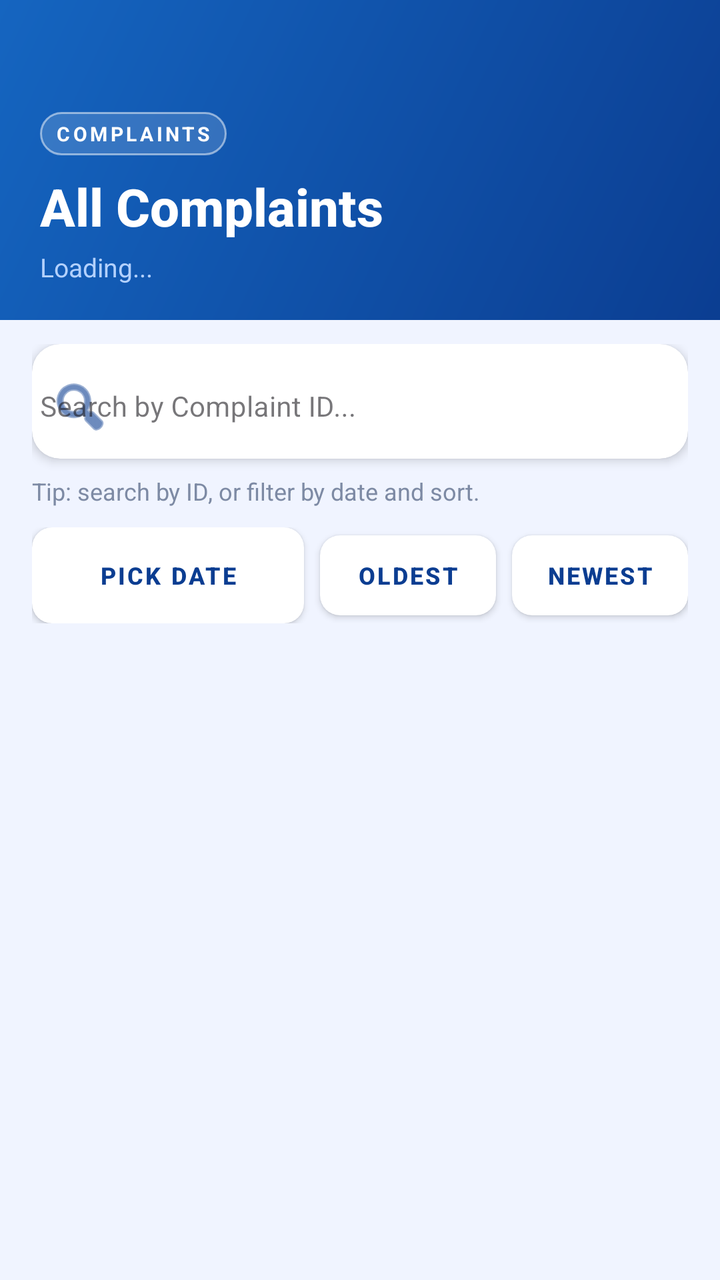
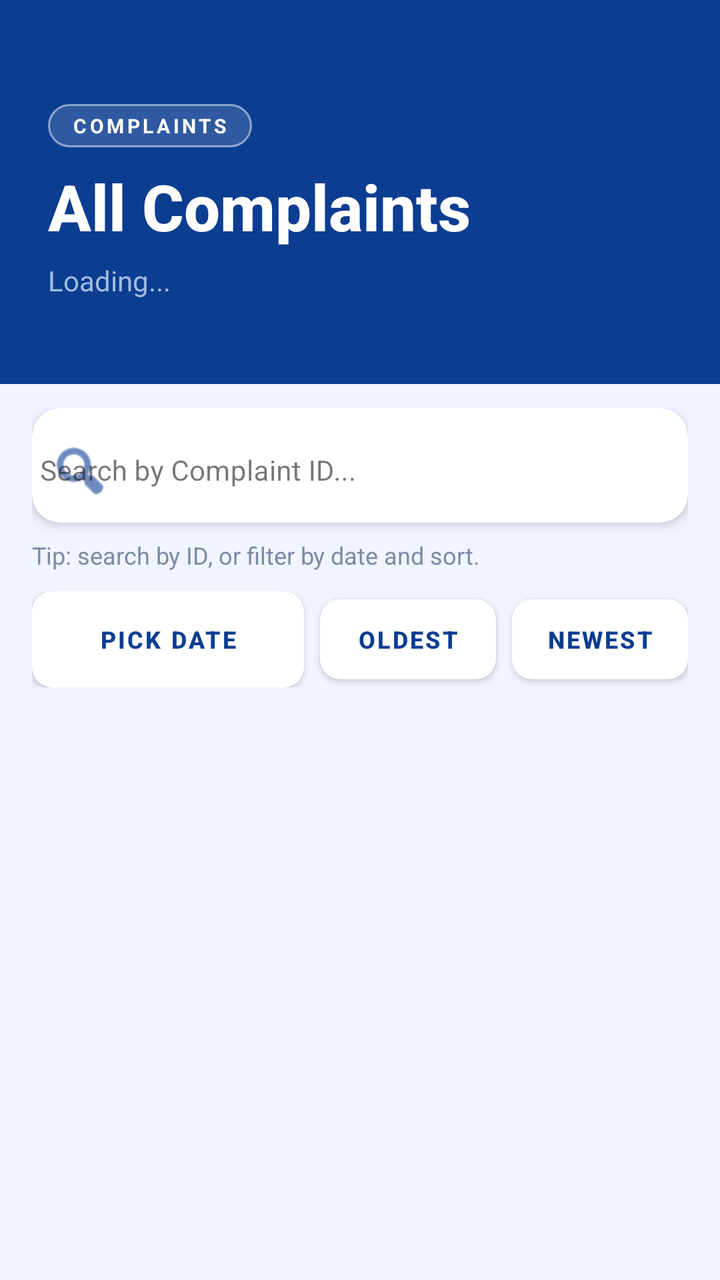

Compare the two renders of this Android layout. The source of the first and the diff that turns it into the second are given below.
<!-- AndroidManifest.xml: application theme Theme.MyGIDC -->
<!-- res/layout/activity_complaint_list.xml -->
<?xml version="1.0" encoding="utf-8"?>

<androidx.coordinatorlayout.widget.CoordinatorLayout
    xmlns:android="http://schemas.android.com/apk/res/android"
    xmlns:app="http://schemas.android.com/apk/res-auto"
    android:layout_width="match_parent"
    android:layout_height="match_parent"
    android:background="#F0F4FF">

    <com.google.android.material.appbar.AppBarLayout
        android:id="@+id/appBarLayout"
        android:layout_width="match_parent"
        android:layout_height="wrap_content"
        android:background="@android:color/transparent"
        app:elevation="0dp">

        <com.google.android.material.appbar.CollapsingToolbarLayout
            android:layout_width="match_parent"
            android:layout_height="160dp"
            app:layout_scrollFlags="scroll|exitUntilCollapsed"
            app:contentScrim="#0B3D91">

            

            

            <LinearLayout
                android:layout_width="match_parent"
                android:layout_height="172dp"
                android:background="@drawable/header_gradient"
                android:orientation="vertical"
                app:layout_collapseMode="parallax">

                


                <androidx.constraintlayout.widget.ConstraintLayout
                    android:layout_width="match_parent"
                    android:layout_height="170dp"
                    android:layout_marginTop="12dp"
                    app:layout_collapseMode="parallax">

                    
                    <TextView
                        android:id="@+id/tvPill"
                        android:layout_width="wrap_content"
                        android:layout_height="wrap_content"
                        android:layout_marginStart="20dp"
                        android:layout_marginTop="44dp"
                        android:background="@drawable/pill_white_outline"
                        android:letterSpacing="0.15"
                        android:paddingTop="4dp"
                        android:paddingBottom="4dp"
                        android:text="  COMPLAINTS  "
                        android:textColor="#FFFFFF"
                        android:textSize="10sp"
                        android:textStyle="bold"
                        app:layout_constraintStart_toStartOf="parent"
                        app:layout_constraintTop_toTopOf="parent" />

                    <TextView
                        android:id="@+id/tvTitle"
                        android:layout_width="wrap_content"
                        android:layout_height="wrap_content"
                        android:layout_marginStart="20dp"
                        android:layout_marginTop="8dp"
                        android:fontFamily="sans-serif-medium"
                        android:text="All Complaints"
                        android:textColor="#FFFFFF"
                        android:textSize="26sp"
                        android:textStyle="bold"
                        app:layout_constraintStart_toStartOf="parent"
                        app:layout_constraintTop_toBottomOf="@id/tvPill" />

                    <TextView
                        android:id="@+id/tvSubtitle"
                        android:layout_width="wrap_content"
                        android:layout_height="wrap_content"
                        android:layout_marginStart="20dp"
                        android:layout_marginTop="4dp"
                        android:fontFamily="sans-serif"
                        android:text="Loading..."
                        android:textColor="#B3D1FF"
                        android:textSize="13sp"
                        app:layout_constraintStart_toStartOf="parent"
                        app:layout_constraintTop_toBottomOf="@id/tvTitle" />

                    <com.google.android.material.button.MaterialButton
                        android:id="@+id/btnViewAll"
                        android:layout_width="wrap_content"
                        android:layout_height="36dp"
                        android:layout_marginEnd="20dp"
                        android:text="View All"
                        android:textColor="#0B3D91"
                        android:textSize="11sp"
                        android:textStyle="bold"
                        android:letterSpacing="0.05"
                        android:paddingStart="14dp"
                        android:paddingEnd="14dp"
                        android:insetTop="0dp"
                        android:insetBottom="0dp"
                        android:visibility="gone"
                        app:backgroundTint="#FFFFFF"
                        app:cornerRadius="18dp"
                        app:icon="@drawable/ic_visibility"
                        app:iconTint="#0B3D91"
                        app:iconSize="14dp"
                        app:iconPadding="6dp"
                        app:rippleColor="#260B3D91"
                        app:strokeColor="#B3D1FF"
                        app:strokeWidth="1dp"
                        app:layout_constraintEnd_toEndOf="parent"
                        app:layout_constraintBottom_toBottomOf="@id/tvSubtitle"
                        app:layout_constraintTop_toTopOf="@id/tvTitle" />

                </androidx.constraintlayout.widget.ConstraintLayout>
            </LinearLayout>

            <androidx.appcompat.widget.Toolbar
                android:id="@+id/toolbar"
                android:layout_width="match_parent"
                android:layout_height="?attr/actionBarSize"
                app:layout_collapseMode="pin"
                app:navigationIconTint="#FFFFFF"
                app:popupTheme="@style/ThemeOverlay.AppCompat.Light" />

        </com.google.android.material.appbar.CollapsingToolbarLayout>

        
        
        
        <LinearLayout
            android:id="@+id/topControls"
            android:layout_width="match_parent"
            android:layout_height="wrap_content"
            android:background="#F0F4FF"
            android:orientation="vertical"
            android:paddingStart="16dp"
            android:paddingTop="12dp"
            android:paddingEnd="16dp"
            android:paddingBottom="12dp">

            
            <androidx.cardview.widget.CardView
                android:layout_width="match_parent"
                android:layout_height="wrap_content"
                android:layout_marginBottom="8dp"
                app:cardBackgroundColor="#FFFFFF"
                app:cardCornerRadius="14dp"
                app:cardElevation="3dp">

                <com.google.android.material.textfield.TextInputLayout
                    style="@style/Widget.MaterialComponents.TextInputLayout.OutlinedBox.Dense"
                    android:layout_width="match_parent"
                    android:layout_height="wrap_content"
                    app:boxBackgroundColor="#FFFFFF"
                    app:boxStrokeColor="@android:color/transparent"
                    app:boxStrokeWidth="0dp"
                    app:boxStrokeWidthFocused="0dp"
                    app:hintTextColor="#0B3D91"
                    app:startIconDrawable="@android:drawable/ic_menu_search"
                    app:startIconTint="#0B3D91">

                    <com.google.android.material.textfield.TextInputEditText
                        android:id="@+id/etSearch"
                        android:layout_width="match_parent"
                        android:layout_height="52dp"
                        android:background="@android:color/transparent"
                        android:hint="Search by Complaint ID..."
                        android:inputType="number"
                        android:paddingStart="4dp"
                        android:textColor="#1A1A1A"
                        android:textColorHint="#BDBDBD"
                        android:textSize="14sp" />

                </com.google.android.material.textfield.TextInputLayout>

            </androidx.cardview.widget.CardView>

            
            <TextView
                android:layout_width="match_parent"
                android:layout_height="wrap_content"
                android:layout_marginBottom="10dp"
                android:fontFamily="sans-serif"
                android:text="Tip: search by ID, or filter by date and sort."
                android:textColor="#7D8AA4"
                android:textSize="12sp" />

            
            <LinearLayout
                android:layout_width="match_parent"
                android:layout_height="wrap_content"
                android:gravity="center_vertical"
                android:orientation="horizontal">

                
                <androidx.cardview.widget.CardView
                    android:layout_width="0dp"
                    android:layout_height="wrap_content"
                    android:layout_marginEnd="8dp"
                    android:layout_weight="1"
                    app:cardBackgroundColor="#FFFFFF"
                    app:cardCornerRadius="10dp"
                    app:cardElevation="2dp">

                    <com.google.android.material.button.MaterialButton
                        android:id="@+id/btnPickDate"
                        style="@style/Widget.MaterialComponents.Button.TextButton"
                        android:layout_width="match_parent"
                        android:layout_height="wrap_content"
                        android:insetTop="0dp"
                        android:insetBottom="0dp"
                        android:text="Pick date"
                        android:textColor="#0B3D91"
                        android:textSize="12sp"
                        android:textStyle="bold"
                        app:rippleColor="#1A0B3D91" />

                </androidx.cardview.widget.CardView>

                
                <androidx.cardview.widget.CardView
                    android:id="@+id/cardClearDate"
                    android:layout_width="40dp"
                    android:layout_height="40dp"
                    android:layout_marginEnd="8dp"
                    android:visibility="gone"
                    app:cardBackgroundColor="#FFF3F3"
                    app:cardCornerRadius="10dp"
                    app:cardElevation="2dp">

                    <com.google.android.material.button.MaterialButton
                        android:id="@+id/btnClearDate"
                        style="@style/Widget.MaterialComponents.Button.TextButton"
                        android:layout_width="match_parent"
                        android:layout_height="match_parent"
                        android:insetTop="0dp"
                        android:insetBottom="0dp"
                        android:text="✕"
                        android:textColor="#CC0000"
                        android:textSize="13sp"
                        android:textStyle="bold"
                        app:rippleColor="#1ACC0000" />

                </androidx.cardview.widget.CardView>

                
                <androidx.cardview.widget.CardView
                    android:layout_width="wrap_content"
                    android:layout_height="40dp"
                    android:layout_marginEnd="8dp"
                    app:cardBackgroundColor="#FFFFFF"
                    app:cardCornerRadius="10dp"
                    app:cardElevation="2dp">

                    <com.google.android.material.button.MaterialButton
                        android:id="@+id/btnAsc"
                        style="@style/Widget.MaterialComponents.Button.TextButton"
                        android:layout_width="wrap_content"
                        android:layout_height="match_parent"
                        android:insetTop="0dp"
                        android:insetBottom="0dp"
                        android:paddingStart="14dp"
                        android:paddingEnd="14dp"
                        android:text="Oldest"
                        android:textColor="#0B3D91"
                        android:textSize="12sp"
                        android:textStyle="bold"
                        app:rippleColor="#1A0B3D91" />

                </androidx.cardview.widget.CardView>

                
                <androidx.cardview.widget.CardView
                    android:layout_width="wrap_content"
                    android:layout_height="40dp"
                    app:cardBackgroundColor="#FFFFFF"
                    app:cardCornerRadius="10dp"
                    app:cardElevation="2dp">

                    <com.google.android.material.button.MaterialButton
                        android:id="@+id/btnDesc"
                        style="@style/Widget.MaterialComponents.Button.TextButton"
                        android:layout_width="wrap_content"
                        android:layout_height="wrap_content"
                        android:insetTop="0dp"
                        android:insetBottom="0dp"
                        android:paddingStart="14dp"
                        android:paddingEnd="14dp"
                        android:text="Newest"
                        android:textColor="#0B3D91"
                        android:textSize="12sp"
                        android:textStyle="bold"
                        app:rippleColor="#1A0B3D91" />

                </androidx.cardview.widget.CardView>

            </LinearLayout>

        </LinearLayout>

    </com.google.android.material.appbar.AppBarLayout>

    
    <androidx.recyclerview.widget.RecyclerView
        android:id="@+id/recyclerView"
        android:layout_width="match_parent"
        android:layout_height="match_parent"
        android:padding="12dp"
        android:paddingBottom="24dp"
        android:clipToPadding="false"
        android:scrollbars="vertical"
        android:fadeScrollbars="true"
        android:scrollbarThumbVertical="@drawable/scrollbar_thumb"
        android:scrollbarSize="4dp"
        android:scrollbarStyle="insideInset"
        app:layout_behavior="@string/appbar_scrolling_view_behavior" />

    
    <ProgressBar
        android:id="@+id/progressList"
        android:layout_width="wrap_content"
        android:layout_height="wrap_content"
        android:layout_gravity="center"
        android:indeterminateTint="#0B3D91"
        android:visibility="gone" />

</androidx.coordinatorlayout.widget.CoordinatorLayout>
<!-- resources referenced by this layout -->
<resources>
  <!-- drawable header_gradient (drawable) -->
  <?xml version="1.0" encoding="utf-8"?>
  
  <shape xmlns:android="http://schemas.android.com/apk/res/android"
      android:shape="rectangle">
      <gradient
          android:startColor="#0B3D91"
          android:endColor="#1565C0"
          android:angle="135" />
  </shape>
  <!-- drawable ic_visibility (drawable) -->
  <vector xmlns:android="http://schemas.android.com/apk/res/android"
      android:width="24dp"
      android:height="24dp"
      android:viewportWidth="24"
      android:viewportHeight="24">
      <path
          android:fillColor="#8898AA"
          android:pathData="M12,4.5C7,4.5 2.73,7.61 1,12c1.73,4.39 6,7.5 11,7.5s9.27,-3.11 11,-7.5c-1.73,-4.39 -6,-7.5 -11,-7.5zM12,17c-2.76,0 -5,-2.24 -5,-5s2.24,-5 5,-5 5,2.24 5,5 -2.24,5 -5,5zM12,9c-1.66,0 -3,1.34 -3,3s1.34,3 3,3 3,-1.34 3,-3 -1.34,-3 -3,-3z"/>
  </vector>
  <!-- drawable pill_white_outline (drawable) -->
  <?xml version="1.0" encoding="utf-8"?>
  
  <shape xmlns:android="http://schemas.android.com/apk/res/android" android:shape="rectangle">
      <solid android:color="#26FFFFFF" />
      <stroke android:width="1dp" android:color="#80FFFFFF" />
      <corners android:radius="20dp" />
  </shape>
  <!-- drawable scrollbar_thumb (drawable) -->
  <?xml version="1.0" encoding="utf-8"?>
  
  <shape xmlns:android="http://schemas.android.com/apk/res/android"
      android:shape="rectangle">
      <solid android:color="#0B3D91" />
      <corners android:radius="4dp" />
  </shape>
  <style name="Theme.MyGIDC" parent="Base.Theme.MyGIDC" />
  <style name="Base.Theme.MyGIDC" parent="Theme.Material3.DayNight.NoActionBar">
          
          
      </style>
</resources>

<!-- the commit's change to res/layout/activity_complaint_list.xml (unified diff, before → after) -->
@@ -16,106 +16,105 @@
 
         <com.google.android.material.appbar.CollapsingToolbarLayout
             android:layout_width="match_parent"
-            android:layout_height="160dp"
+            android:layout_height="wrap_content"
             app:layout_scrollFlags="scroll|exitUntilCollapsed"
-            app:contentScrim="#0B3D91">
+            app:contentScrim="#0B3D91"
+            app:titleEnabled="false">
+
+            <androidx.constraintlayout.widget.ConstraintLayout
+                android:layout_width="match_parent"
+                android:layout_height="wrap_content"
+                android:minHeight="192dp"
+                android:background="#0B3D91"
+                android:paddingBottom="24dp"
+                app:layout_collapseMode="parallax"
+                app:layout_collapseParallaxMultiplier="0.7">
+
+                
+                <TextView
+                    android:id="@+id/tvPill"
+                    android:layout_width="wrap_content"
+                    android:layout_height="wrap_content"
+                    android:layout_marginStart="24dp"
+                    android:layout_marginTop="52dp"
+                    android:background="@drawable/pill_white_outline"
+                    android:letterSpacing="0.15"
+                    android:paddingStart="12dp"
+                    android:paddingEnd="12dp"
+                    android:paddingTop="4dp"
+                    android:paddingBottom="4dp"
+                    android:text="COMPLAINTS"
+                    android:textColor="#FFFFFF"
+                    android:textSize="10sp"
+                    android:textStyle="bold"
+                    app:layout_constraintStart_toStartOf="parent"
+                    app:layout_constraintTop_toTopOf="parent" />
+
+                
+                <TextView
+                    android:id="@+id/tvTitle"
+                    android:layout_width="0dp"
+                    android:layout_height="wrap_content"
+                    android:layout_marginStart="24dp"
+                    android:layout_marginTop="8dp"
+                    android:layout_marginEnd="12dp"
+                    android:fontFamily="sans-serif-medium"
+                    android:text="All Complaints"
+                    android:textColor="#FFFFFF"
+                    android:textSize="32sp"
+                    android:textStyle="bold"
+                    app:layout_constraintEnd_toStartOf="@id/btnViewAll"
+                    app:layout_constraintStart_toStartOf="parent"
+                    app:layout_constraintTop_toBottomOf="@id/tvPill" />
+
+                
+                <TextView
+                    android:id="@+id/tvSubtitle"
+                    android:layout_width="0dp"
+                    android:layout_height="wrap_content"
+                    android:layout_marginStart="24dp"
+                    android:layout_marginTop="6dp"
+                    android:layout_marginEnd="24dp"
+                    android:fontFamily="sans-serif"
+                    android:text="Loading..."
+                    android:textColor="#A2BCE0"
+                    android:textSize="14sp"
+                    app:layout_constraintEnd_toEndOf="parent"
+                    app:layout_constraintStart_toStartOf="parent"
+                    app:layout_constraintTop_toBottomOf="@id/tvTitle" />
+
+                
+                <com.google.android.material.button.MaterialButton
+                    android:id="@+id/btnViewAll"
+                    android:layout_width="wrap_content"
+                    android:layout_height="36dp"
+                    android:layout_marginEnd="20dp"
+                    android:text="View All"
+                    android:textColor="#0B3D91"
+                    android:textSize="11sp"
+                    android:textStyle="bold"
+                    android:letterSpacing="0.05"
+                    android:paddingStart="14dp"
+                    android:paddingEnd="14dp"
+                    android:insetTop="0dp"
+                    android:insetBottom="0dp"
+                    android:visibility="gone"
+                    app:backgroundTint="#FFFFFF"
+                    app:cornerRadius="18dp"
+                    app:icon="@drawable/ic_visibility"
+                    app:iconTint="#0B3D91"
+                    app:iconSize="14dp"
+                    app:iconPadding="6dp"
+                    app:rippleColor="#260B3D91"
+                    app:strokeColor="#B3D1FF"
+                    app:strokeWidth="1dp"
+                    app:layout_constraintEnd_toEndOf="parent"
+                    app:layout_constraintBottom_toBottomOf="@id/tvTitle"
+                    app:layout_constraintTop_toTopOf="@id/tvTitle" />
+
+            </androidx.constraintlayout.widget.ConstraintLayout>
 
             
-
-            
-
-            <LinearLayout
-                android:layout_width="match_parent"
-                android:layout_height="172dp"
-                android:background="@drawable/header_gradient"
-                android:orientation="vertical"
-                app:layout_collapseMode="parallax">
-
-                
-
-
-                <androidx.constraintlayout.widget.ConstraintLayout
-                    android:layout_width="match_parent"
-                    android:layout_height="170dp"
-                    android:layout_marginTop="12dp"
-                    app:layout_collapseMode="parallax">
-
-                    
-                    <TextView
-                        android:id="@+id/tvPill"
-                        android:layout_width="wrap_content"
-                        android:layout_height="wrap_content"
-                        android:layout_marginStart="20dp"
-                        android:layout_marginTop="44dp"
-                        android:background="@drawable/pill_white_outline"
-                        android:letterSpacing="0.15"
-                        android:paddingTop="4dp"
-                        android:paddingBottom="4dp"
-                        android:text="  COMPLAINTS  "
-                        android:textColor="#FFFFFF"
-                        android:textSize="10sp"
-                        android:textStyle="bold"
-                        app:layout_constraintStart_toStartOf="parent"
-                        app:layout_constraintTop_toTopOf="parent" />
-
-                    <TextView
-                        android:id="@+id/tvTitle"
-                        android:layout_width="wrap_content"
-                        android:layout_height="wrap_content"
-                        android:layout_marginStart="20dp"
-                        android:layout_marginTop="8dp"
-                        android:fontFamily="sans-serif-medium"
-                        android:text="All Complaints"
-                        android:textColor="#FFFFFF"
-                        android:textSize="26sp"
-                        android:textStyle="bold"
-                        app:layout_constraintStart_toStartOf="parent"
-                        app:layout_constraintTop_toBottomOf="@id/tvPill" />
-
-                    <TextView
-                        android:id="@+id/tvSubtitle"
-                        android:layout_width="wrap_content"
-                        android:layout_height="wrap_content"
-                        android:layout_marginStart="20dp"
-                        android:layout_marginTop="4dp"
-                        android:fontFamily="sans-serif"
-                        android:text="Loading..."
-                        android:textColor="#B3D1FF"
-                        android:textSize="13sp"
-                        app:layout_constraintStart_toStartOf="parent"
-                        app:layout_constraintTop_toBottomOf="@id/tvTitle" />
-
-                    <com.google.android.material.button.MaterialButton
-                        android:id="@+id/btnViewAll"
-                        android:layout_width="wrap_content"
-                        android:layout_height="36dp"
-                        android:layout_marginEnd="20dp"
-                        android:text="View All"
-                        android:textColor="#0B3D91"
-                        android:textSize="11sp"
-                        android:textStyle="bold"
-                        android:letterSpacing="0.05"
-                        android:paddingStart="14dp"
-                        android:paddingEnd="14dp"
-                        android:insetTop="0dp"
-                        android:insetBottom="0dp"
-                        android:visibility="gone"
-                        app:backgroundTint="#FFFFFF"
-                        app:cornerRadius="18dp"
-                        app:icon="@drawable/ic_visibility"
-                        app:iconTint="#0B3D91"
-                        app:iconSize="14dp"
-                        app:iconPadding="6dp"
-                        app:rippleColor="#260B3D91"
-                        app:strokeColor="#B3D1FF"
-                        app:strokeWidth="1dp"
-                        app:layout_constraintEnd_toEndOf="parent"
-                        app:layout_constraintBottom_toBottomOf="@id/tvSubtitle"
-                        app:layout_constraintTop_toTopOf="@id/tvTitle" />
-
-                </androidx.constraintlayout.widget.ConstraintLayout>
-            </LinearLayout>
-
             <androidx.appcompat.widget.Toolbar
                 android:id="@+id/toolbar"
                 android:layout_width="match_parent"
<!-- resource entries referenced after the edit -->
@@ -1,15 +1,5 @@
 <!-- resources referenced by this layout -->
 <resources>
-  <!-- drawable header_gradient (drawable) -->
-  <?xml version="1.0" encoding="utf-8"?>
-  
-  <shape xmlns:android="http://schemas.android.com/apk/res/android"
-      android:shape="rectangle">
-      <gradient
-          android:startColor="#0B3D91"
-          android:endColor="#1565C0"
-          android:angle="135" />
-  </shape>
   <!-- drawable ic_visibility (drawable) -->
   <vector xmlns:android="http://schemas.android.com/apk/res/android"
       android:width="24dp"
